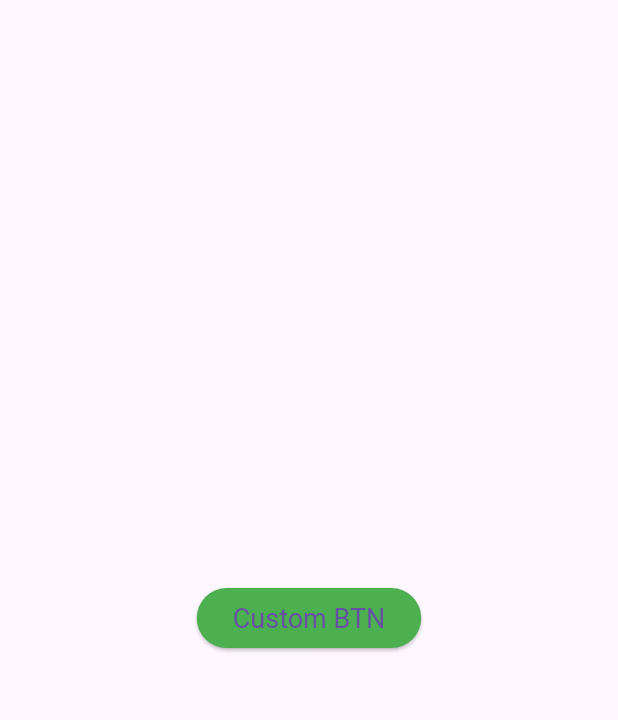
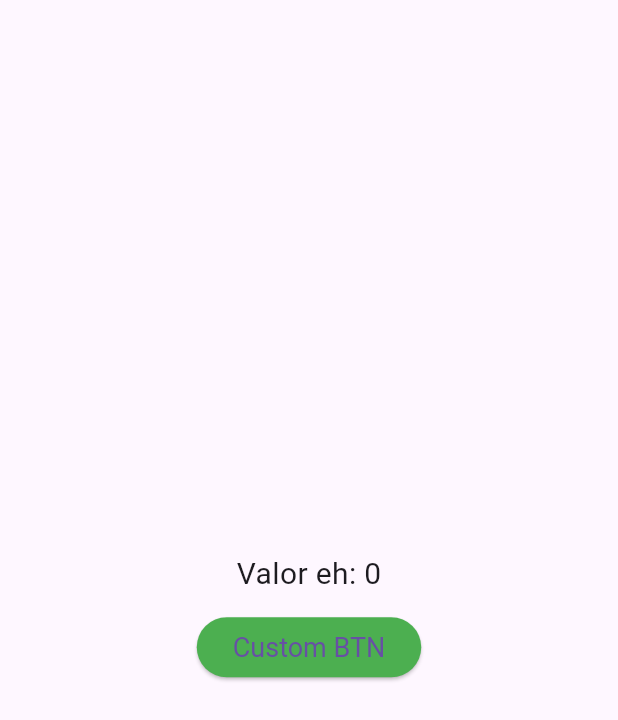
Before and after one commit to SANTOSTAVARES/curso_flutter, a Flutter app: the screen it shows after launch, on a phone screen of 412 x 824 dp. Shown: the top 720 px of the screen. Run offline on Flutter 3.47's test engine with Material 3 defaults, Android fonts, the phone set to English and light mode, and no system bars.

Commit message:
Gerência de estado sem package (nativa); Não precisa fazer build da tela inteira

```diff
--- a/lib/one_page.dart
+++ b/lib/one_page.dart
@@ -1,20 +1,50 @@
-import 'package:exemplo/widget/custom_button_widget.dart';
+import 'dart:math';
+import 'package:exemplo/widgets/custom_button_widget.dart';
 import 'package:flutter/material.dart';
 
-class OnePage extends StatelessWidget {
+class OnePage extends StatefulWidget {
   const OnePage({Key? key}) : super(key: key);
 
   @override
+  State<OnePage> createState() => _OnePageState();
+}
+
+class _OnePageState extends State<OnePage> {
+  ValueNotifier<int> valorAleatorio = ValueNotifier<int>(0);
+
+  random() async {
+    for (int i = 0; i < 10; i++) {
+      await Future.delayed(Duration(seconds: 1));
+      valorAleatorio.value = Random().nextInt(1000);
+    }
+  }
+
+
+  @override
   Widget build(BuildContext context) {
+    print('build');
     return Scaffold(
       body: Center(
-        child: CustomButtonWidget(
-          disable: false,
-          onPressed: () {},
-          title: 'Custom BTN',
-          titleSize: 18,
-        ), // CustomButtonWidget
-      ), // Center
-    ); // Scaffold
+        child: Column(
+          mainAxisAlignment: MainAxisAlignment.center,
+          children: [
+            ValueListenableBuilder(
+              valueListenable: valorAleatorio,
+              builder: (_, value, __) => Text(
+                'Valor eh: $value',
+                style: TextStyle(fontSize: 20),
+              ),
+            ), // Text
+            SizedBox(height: 10),
+            CustomButtonWidget(
+              disable: false,
+              onPressed: () => random(),
+              title: 'Custom BTN',
+              titleSize: 18,
+            ),
+          ],
+        ),
+      ),
+    );
   }
 }
```
Also changed, not shown: lib/widgets/custom_button_widget.dart (renamed from lib/widget/custom_button_widget.dart).
